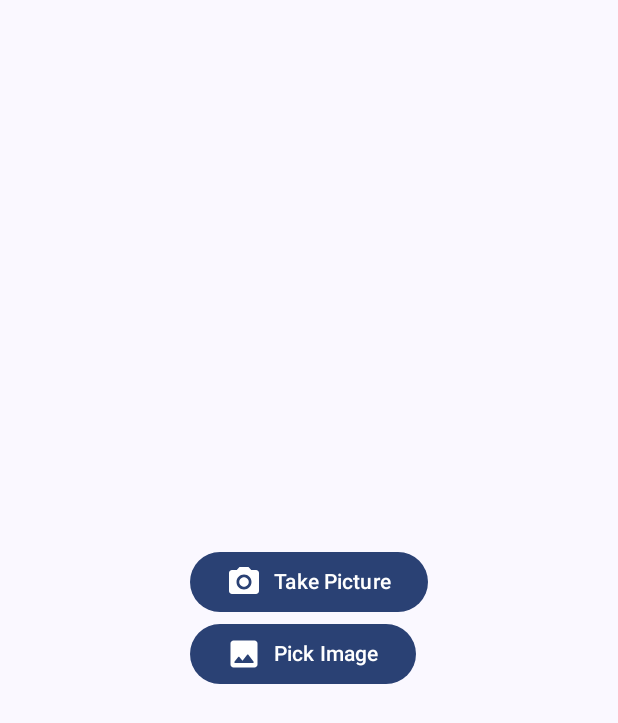
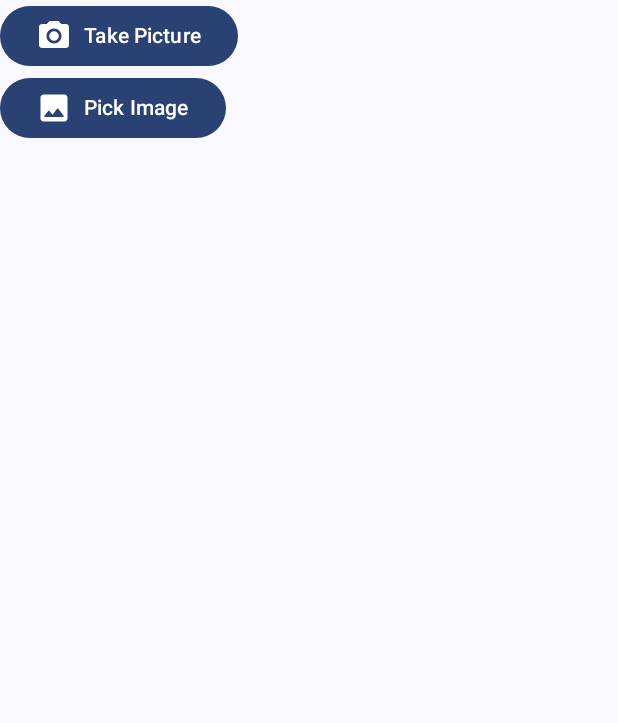
Before and after one commit to rikaHeisha/aigo, an Android app built with Jetpack Compose: the screen it shows after launch (MainActivity), on a phone screen of 412 x 824 dp. Shown: the top 723 px of the screen. Run offline under Robolectric (Android 15) with nearby library versions, the phone set to English and light mode, and no system bars.

Commit message:
Fill screen

```diff
--- a/android/app/src/main/java/com/imashnake/aigo/ui/features/Home.kt
+++ b/android/app/src/main/java/com/imashnake/aigo/ui/features/Home.kt
@@ -1,6 +1,7 @@
 package com.imashnake.aigo.ui.features
 
 import androidx.compose.foundation.layout.Column
+import androidx.compose.foundation.layout.fillMaxSize
 import androidx.compose.runtime.Composable
 import androidx.compose.ui.Modifier
 import com.imashnake.aigo.R
@@ -12,7 +13,7 @@ fun Home(
     modifier: Modifier = Modifier,
     onCameraRequested: () -> Unit,
 ) {
-    Column(modifier) {
+    Column(modifier.fillMaxSize()) {
         AigoIconTextButton(
             drawable = R.drawable.photo_camera,
             text = "Take Picture",
```
